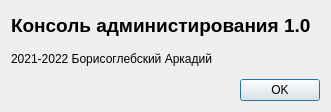
First picture: the form in ws_admin/form/aboutdialog.ui, repository arcirk/ws_solution, before the edit.
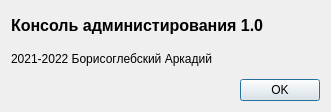
Second picture: the form after the edit.

What changed in the file:
```diff
--- a/ws_admin/form/aboutdialog.ui
+++ b/ws_admin/form/aboutdialog.ui
@@ -34,7 +34,7 @@
         <widget class="QLabel" name="label">
          <property name="font">
           <font>
-           <pointsize>14</pointsize>
+           <pointsize>12</pointsize>
            <bold>true</bold>
           </font>
          </property>
```
